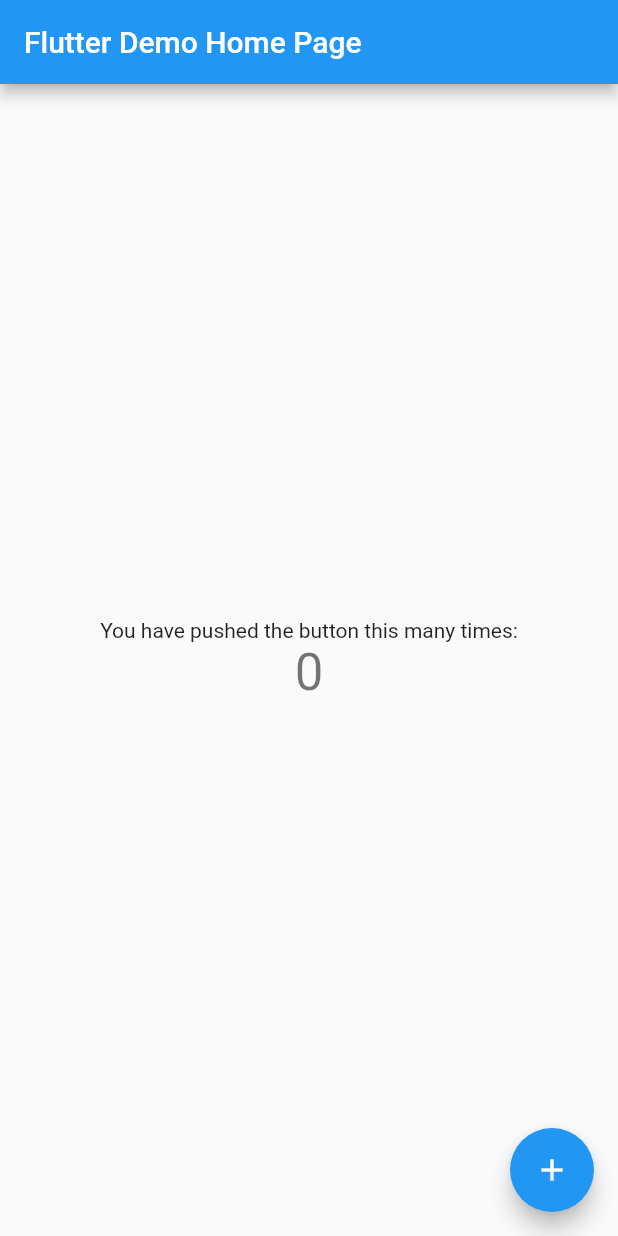
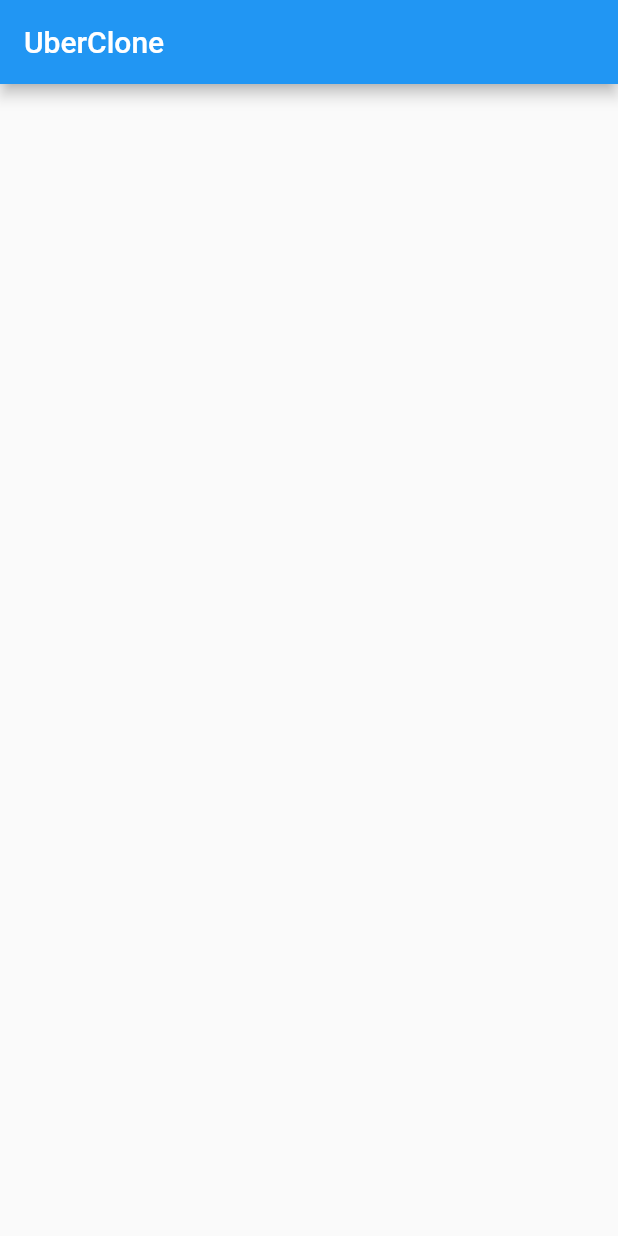
Before and after one commit to BishalN/uber_clone, a Flutter app: the screen it shows after launch, on a phone screen of 412 x 824 dp. Run offline on Flutter 3.47's test engine with Material 2 defaults, Android fonts, the phone set to English and light mode, and no system bars.

```diff
--- a/lib/main.dart
+++ b/lib/main.dart
@@ -1,113 +1,21 @@
 import 'package:flutter/material.dart';
+
+import 'screens/mainscreen.dart';
 
 void main() {
   runApp(MyApp());
 }
 
 class MyApp extends StatelessWidget {
-  // This widget is the root of your application.
   @override
   Widget build(BuildContext context) {
     return MaterialApp(
       title: 'Flutter Demo',
       theme: ThemeData(
-        // This is the theme of your application.
-        //
-        // Try running your application with "flutter run". You'll see the
-        // application has a blue toolbar. Then, without quitting the app, try
-        // changing the primarySwatch below to Colors.green and then invoke
-        // "hot reload" (press "r" in the console where you ran "flutter run",
-        // or simply save your changes to "hot reload" in a Flutter IDE).
-        // Notice that the counter didn't reset back to zero; the application
-        // is not restarted.
         primarySwatch: Colors.blue,
       ),
-      home: MyHomePage(title: 'Flutter Demo Home Page'),
+      home: MainScreen(),
+      debugShowCheckedModeBanner: false,
     );
   }
 }
-
-class MyHomePage extends StatefulWidget {
-  MyHomePage({Key key, this.title}) : super(key: key);
-
-  // This widget is the home page of your application. It is stateful, meaning
-  // that it has a State object (defined below) that contains fields that affect
-  // how it looks.
-
-  // This class is the configuration for the state. It holds the values (in this
-  // case the title) provided by the parent (in this case the App widget) and
-  // used by the build method of the State. Fields in a Widget subclass are
-  // always marked "final".
-
-  final String title;
-
-  @override
-  _MyHomePageState createState() => _MyHomePageState();
-}
-
-class _MyHomePageState extends State<MyHomePage> {
-  int _counter = 0;
-
-  void _incrementCounter() {
-    setState(() {
-      // This call to setState tells the Flutter framework that something has
-      // changed in this State, which causes it to rerun the build method below
-      // so that the display can reflect the updated values. If we changed
-      // _counter without calling setState(), then the build method would not be
-      // called again, and so nothing would appear to happen.
-      _counter++;
-    });
-  }
-
-  @override
-  Widget build(BuildContext context) {
-    // This method is rerun every time setState is called, for instance as done
-    // by the _incrementCounter method above.
-    //
-    // The Flutter framework has been optimized to make rerunning build methods
-    // fast, so that you can just rebuild anything that needs updating rather
-    // than having to individually change instances of widgets.
-    return Scaffold(
-      appBar: AppBar(
-        // Here we take the value from the MyHomePage object that was created by
-        // the App.build method, and use it to set our appbar title.
-        title: Text(widget.title),
-      ),
-      body: Center(
-        // Center is a layout widget. It takes a single child and positions it
-        // in the middle of the parent.
-        child: Column(
-          // Column is also a layout widget. It takes a list of children and
-          // arranges them vertically. By default, it sizes itself to fit its
-          // children horizontally, and tries to be as tall as its parent.
-          //
-          // Invoke "debug painting" (press "p" in the console, choose the
-          // "Toggle Debug Paint" action from the Flutter Inspector in Android
-          // Studio, or the "Toggle Debug Paint" command in Visual Studio Code)
-          // to see the wireframe for each widget.
-          //
-          // Column has various properties to control how it sizes itself and
-          // how it positions its children. Here we use mainAxisAlignment to
-          // center the children vertically; the main axis here is the vertical
-          // axis because Columns are vertical (the cross axis would be
-          // horizontal).
-          mainAxisAlignment: MainAxisAlignment.center,
-          children: <Widget>[
-            Text(
-              'You have pushed the button this many times:',
-            ),
-            Text(
-              '$_counter',
-              style: Theme.of(context).textTheme.headline4,
-            ),
-          ],
-        ),
-      ),
-      floatingActionButton: FloatingActionButton(
-        onPressed: _incrementCounter,
-        tooltip: 'Increment',
-        child: Icon(Icons.add),
-      ), // This trailing comma makes auto-formatting nicer for build methods.
-    );
-  }
-}
--- /dev/null
+++ b/lib/screens/mainscreen.dart
@@ -0,0 +1,17 @@
+import 'package:flutter/material.dart';
+
+class MainScreen extends StatefulWidget {
+  @override
+  _MainScreenState createState() => _MainScreenState();
+}
+
+class _MainScreenState extends State<MainScreen> {
+  @override
+  Widget build(BuildContext context) {
+    return Scaffold(
+      appBar: AppBar(
+        title: Text('UberClone'),
+      ),
+    );
+  }
+}
```
Also changed, not shown: pubspec.yaml (+4 -3 lines), pubspec.lock, 3 other files.
